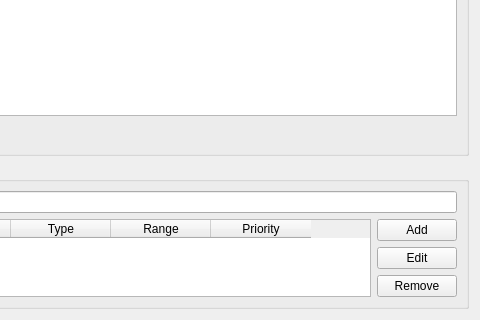
Old version of the form src/plugins/coreplugin/mimetypesettingspage.ui in the repository qt-creator/qt-creator; both pictures show x 113 to 593 and y 83 to 403 of the 593 by 403 pixel window.
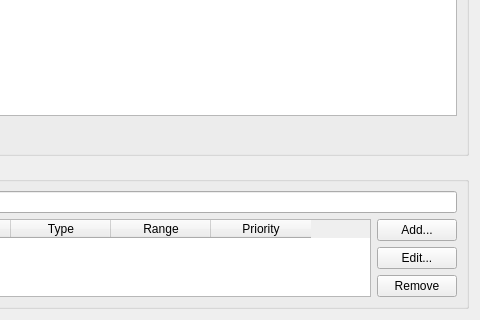
New version of the form.

What changed in the file:
```diff
--- a/src/plugins/coreplugin/mimetypesettingspage.ui
+++ b/src/plugins/coreplugin/mimetypesettingspage.ui
@@ -125,14 +125,14 @@
           <item>
            <widget class="QPushButton" name="addMagicButton">
             <property name="text">
-             <string>Add</string>
+             <string>Add...</string>
             </property>
            </widget>
           </item>
           <item>
            <widget class="QPushButton" name="editMagicButton">
             <property name="text">
-             <string>Edit</string>
+             <string>Edit...</string>
             </property>
            </widget>
           </item>
```
